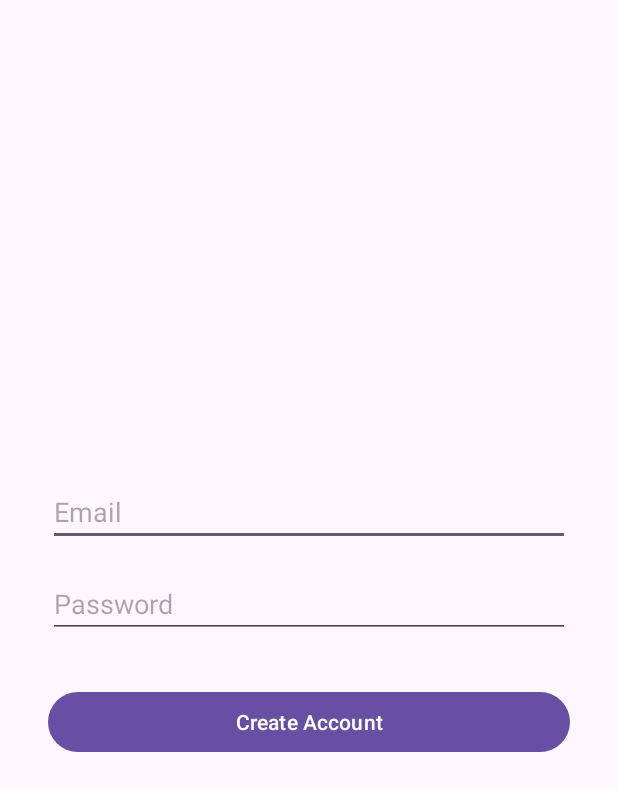
After one commit to Skinnyytallboy/expensetrackerApp, an Android app: the SignupActivity screen opened directly, with no data from a screen before it, on a phone screen of 412 x 824 dp. The commit adds this screen. Shown: the top 791 px of the screen. Run offline under Robolectric (Android 15) with nearby library versions, the phone set to English and light mode, and no system bars; our stand-ins replace Firebase (no records; nobody signed in at launch, a user with empty details on screens opened directly).

Commit message:
feat: user auth

```diff
--- a/app/build.gradle.kts
+++ b/app/build.gradle.kts
@@ -43,4 +43,6 @@ dependencies {
     androidTestImplementation(libs.ext.junit)
     androidTestImplementation(libs.espresso.core)
     implementation("com.google.firebase:firebase-firestore:25.1.1")
+    implementation("com.google.firebase:firebase-auth:21.0.8")
+    implementation("com.google.android.gms:play-services-ads:23.5.0")
 }
--- /dev/null
+++ b/app/src/main/java/com/stb/expensetrackerapp/SignupActivity.java
@@ -0,0 +1,51 @@
+package com.stb.expensetrackerapp;
+
+import android.content.Intent;
+import android.os.Bundle;
+import android.widget.Button;
+import android.widget.EditText;
+import android.widget.Toast;
+
+import androidx.appcompat.app.AppCompatActivity;
+
+import com.google.firebase.auth.FirebaseAuth;
+
+public class SignupActivity extends AppCompatActivity {
+
+    private EditText etEmail, etPassword;
+    private Button btnSignup;
+    private FirebaseAuth mAuth;
+
+    @Override
+    protected void onCreate(Bundle savedInstanceState) {
+        super.onCreate(savedInstanceState);
+        setContentView(R.layout.activity_signup);
+
+        mAuth = FirebaseAuth.getInstance();
+
+        etEmail = findViewById(R.id.etEmail);
+        etPassword = findViewById(R.id.etPassword);
+        btnSignup = findViewById(R.id.btnSignup);
+
+        btnSignup.setOnClickListener(v -> {
+            String email = etEmail.getText().toString().trim();
+            String password = etPassword.getText().toString().trim();
+
+            if (email.isEmpty() || password.isEmpty()) {
+                Toast.makeText(SignupActivity.this, "Please enter both email and password", Toast.LENGTH_SHORT).show();
+            } else {
+                mAuth.createUserWithEmailAndPassword(email, password)
+                        .addOnCompleteListener(this, task -> {
+                            if (task.isSuccessful()) {
+                                startActivity(new Intent(SignupActivity.this, MainActivity.class));
+                                finish();
+                            } else {
+                                // Log the error message to get more information about the failure
+                                String errorMessage = task.getException().getMessage();
+                                Toast.makeText(SignupActivity.this, "Signup failed: " + errorMessage, Toast.LENGTH_LONG).show();
+                            }
+                        });
+            }
+        });
+    }
+}
--- /dev/null
+++ b/app/src/main/res/layout/activity_signup.xml
@@ -0,0 +1,33 @@
+<?xml version="1.0" encoding="utf-8"?>
+<LinearLayout xmlns:android="http://schemas.android.com/apk/res/android"
+    android:layout_width="match_parent"
+    android:layout_height="match_parent"
+    android:orientation="vertical"
+    android:padding="32dp"
+    android:gravity="center">
+
+    <!-- Email input -->
+    <EditText
+        android:id="@+id/etEmail"
+        android:layout_width="match_parent"
+        android:layout_height="wrap_content"
+        android:hint="Email"
+        android:inputType="textEmailAddress"
+        android:layout_marginBottom="16dp" />
+
+    <!-- Password input -->
+    <EditText
+        android:id="@+id/etPassword"
+        android:layout_width="match_parent"
+        android:layout_height="wrap_content"
+        android:hint="Password"
+        android:inputType="textPassword"
+        android:layout_marginBottom="32dp" />
+
+    <!-- Signup Button -->
+    <Button
+        android:id="@+id/btnSignup"
+        android:layout_width="match_parent"
+        android:layout_height="wrap_content"
+        android:text="Create Account" />
+</LinearLayout>
```
Also changed, not shown: app/src/main/AndroidManifest.xml (+21 -1 lines), app/src/main/java/com/stb/expensetrackerapp/ForgotPasswordActivity.java (added, +46 -0 lines), app/src/main/java/com/stb/expensetrackerapp/HomeActivity.java (added, +22 -0 lines), app/src/main/java/com/stb/expensetrackerapp/LoginActivity.java (added, +60 -0 lines), app/src/main/java/com/stb/expensetrackerapp/MainActivity.java (+11 -22 lines), app/src/main/java/com/stb/expensetrackerapp/OnboardingActivity.java (added, +30 -0 lines), app/src/main/res/layout/activity_forgot_password.xml (added, +25 -0 lines), app/src/main/res/layout/activity_home.xml (added, +15 -0 lines), app/src/main/res/layout/activity_login.xml (added, +42 -0 lines), app/src/main/res/layout/activity_onboarding.xml (added, +44 -0 lines).
